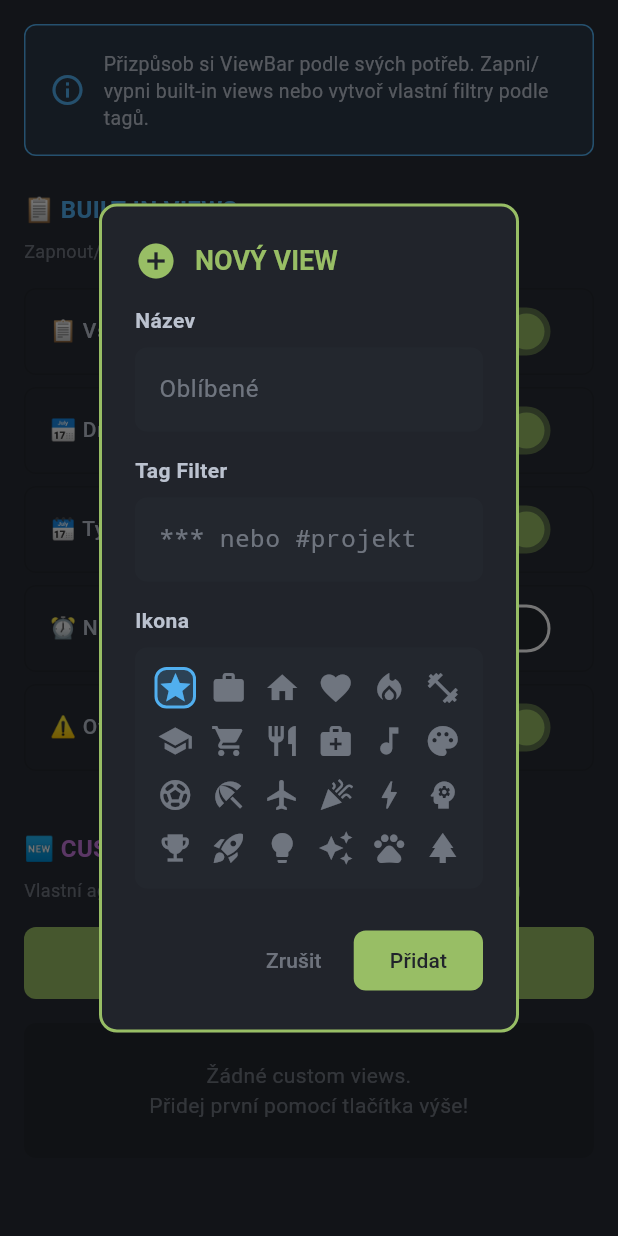
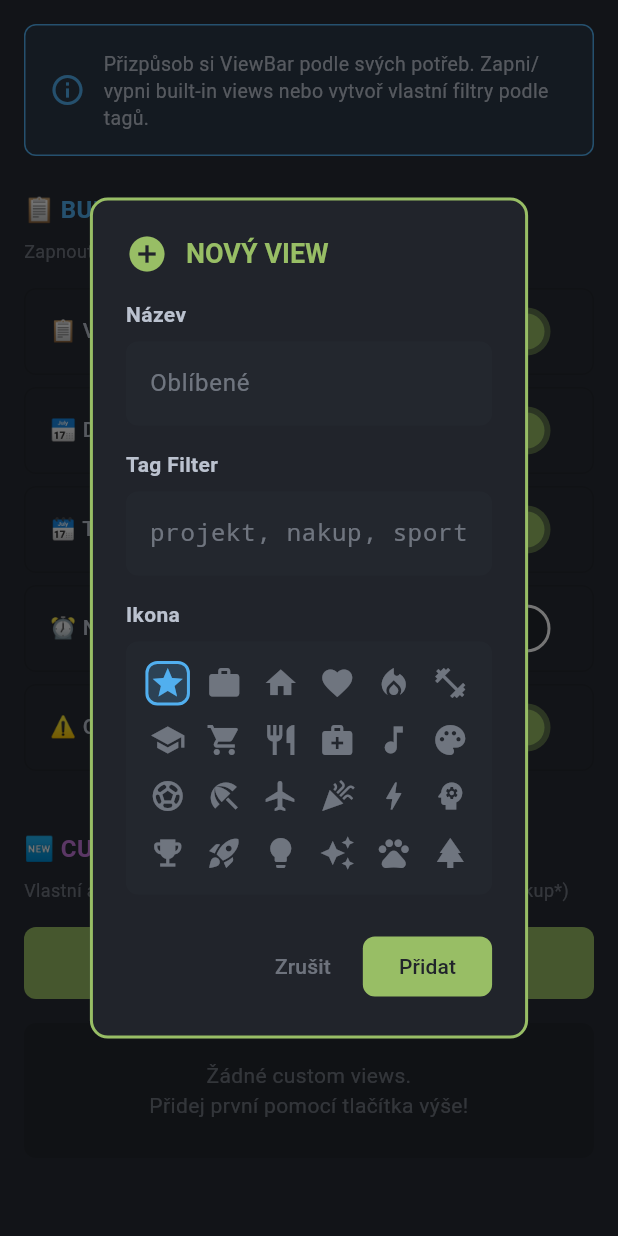
Before and after one commit to mastnacek/laidak, a Flutter app: the _AgendaTab widget shown alone on an empty page, opened directly, after a tap on "PŘIDAT CUSTOM VIEW", on a phone screen of 412 x 824 dp. Run offline on Flutter 3.47's test engine with Material 3 defaults, Android fonts, the phone set to English and light mode, and no system bars; our stand-ins replace equatable, flutter_bloc, flutter_colorpicker, just_audio, logger, shared_preferences and 2 more; accounts and stored records are empty.

Commit message:
🐛 fix: Opraveny chybné příklady tag syntaxe v kódu
Odstraněny nefunkční příklady `***` a `#projekt` z:
- lib/pages/settings_page.dart (2 místa)
- lib/features/settings/domain/models/custom_agenda_view.dart (2 místa)
- lib/features/todo_list/domain/extensions/todo_filtering.dart (doc komentáře)

Nahrazeno správnou syntaxí:
- `*projekt*`, `*nakup*`, `*sport*` (s oddělovači z nastavení)
- Custom agenda view tagFilter: jen samotný tag bez oddělovačů (např. "projekt")

Parser podporuje pouze konfigurovatelné oddělovače (default `*tag*`),
`***` a `#projekt` nikdy nefungovaly.

🤖 Generated with [Claude Code](https://claude.com/claude-code)

Co-Authored-By: Claude <noreply@anthropic.com>

```diff
--- a/lib/features/settings/domain/models/custom_agenda_view.dart
+++ b/lib/features/settings/domain/models/custom_agenda_view.dart
@@ -4,7 +4,7 @@ import 'package:flutter/material.dart';
 /// Custom Agenda View definice (tag-based filtr)
 ///
 /// Umožňuje uživateli vytvořit vlastní pohled na úkoly filtrované podle tagu.
-/// Například: "***" = Oblíbené úkoly, "#projekt" = Projekty
+/// Například: "projekt" = Projekty, "nakup" = Nákupy (bez oddělovačů *)
 class CustomAgendaView extends Equatable {
   /// Unikátní ID (UUID)
   final String id;
@@ -12,7 +12,7 @@ class CustomAgendaView extends Equatable {
   /// Název view (zobrazený v InfoDialog)
   final String name;
 
-  /// Tag pro filtrování (např. "***", "#projekt")
+  /// Tag pro filtrování (např. "projekt", "nakup", "sport" - bez oddělovačů)
   final String tagFilter;
 
   /// Ikona (Material Icons code point)
--- a/lib/features/todo_list/domain/extensions/todo_filtering.dart
+++ b/lib/features/todo_list/domain/extensions/todo_filtering.dart
@@ -64,8 +64,9 @@ extension TodoFiltering on List<Todo> {
   /// Case-sensitive match (tag musí přesně odpovídat).
   ///
   /// Příklady:
-  /// - tagFilter = "***" → úkoly s tagem "***"
-  /// - tagFilter = "#projekt" → úkoly s tagem "#projekt"
+  /// - tagFilter = "projekt" → úkoly s tagem *projekt*
+  /// - tagFilter = "nakup" → úkoly s tagem *nakup*
+  /// - tagFilter = "sport" → úkoly s tagem *sport*
   List<Todo> filterByCustomView(String tagFilter) {
     if (tagFilter.trim().isEmpty) return this;
 
--- a/lib/pages/settings_page.dart
+++ b/lib/pages/settings_page.dart
@@ -1757,7 +1757,7 @@ class _AgendaTab extends StatelessWidget {
         ),
         const SizedBox(height: 8),
         Text(
-          'Vlastní agenda pohledy na základě tagů (např. ***, #projekt)',
+          'Vlastní agenda pohledy na základě tagů (např. *projekt*, *nakup*)',
           style: TextStyle(
             color: theme.appColors.base5,
             fontSize: 12,
@@ -2129,7 +2129,7 @@ class _CustomViewDialogState extends State<_CustomViewDialog> {
                 fontFamily: 'monospace',
               ),
               decoration: InputDecoration(
-                hintText: '*** nebo #projekt',
+                hintText: 'projekt, nakup, sport',
                 hintStyle: TextStyle(color: theme.appColors.base5),
                 filled: true,
                 fillColor: theme.appColors.base2,
```
